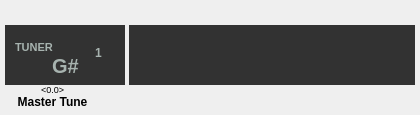
Above: ToasterWidgets/QToasterTunerLCD.ui from virango/Toaster before the change. Below: the same form after it.
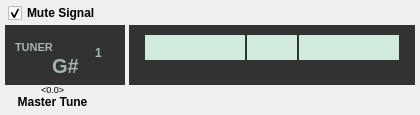
That is the form after the change. Icons and pictures are not drawn.

Commit message: * tuner completed (mute, master tune) * new buttons added: store, exit, input, ouput * visual improvements: better legibility for the lcd, nicer looking stomp leds * minor bug fixes

Patch:
```diff
--- a/ToasterWidgets/QToasterTunerLCD.ui
+++ b/ToasterWidgets/QToasterTunerLCD.ui
@@ -288,9 +288,9 @@
      </rect>
     </property>
     <property name="styleSheet">
-     <string notr="true">QLabel#label	
+     <string notr="true">QLabel#indexLabel
 {
-	background-color: rgb(167, 179, 175);
+	background-color: rgb(208, 234, 222);
 }</string>
     </property>
     <property name="text">
@@ -350,6 +350,52 @@
     </property>
    </widget>
   </widget>
+  <widget class="QCheckBox" name="muteCheckBox">
+   <property name="geometry">
+    <rect>
+     <x>8</x>
+     <y>3</y>
+     <width>101</width>
+     <height>20</height>
+    </rect>
+   </property>
+   <property name="font">
+    <font>
+     <family>Ubuntu</family>
+     <weight>75</weight>
+     <bold>true</bold>
+    </font>
+   </property>
+   <property name="styleSheet">
+    <string notr="true">QCheckBox::indicator:checked
+{
+image: url(:/resources/LCDCheckBox_Checked.png)
+}
+QCheckBox::indicator:unchecked
+{
+image: url(:/resources/LCDCheckBox_Unchecked.png)
+}
+</string>
+   </property>
+   <property name="text">
+    <string>Mute Signal</string>
+   </property>
+   <property name="iconSize">
+    <size>
+     <width>16</width>
+     <height>16</height>
+    </size>
+   </property>
+   <property name="checkable">
+    <bool>true</bool>
+   </property>
+   <property name="checked">
+    <bool>true</bool>
+   </property>
+   <property name="autoExclusive">
+    <bool>true</bool>
+   </property>
+  </widget>
  </widget>
  <resources/>
  <connections/>
```
The commit also changes 37 other files.
